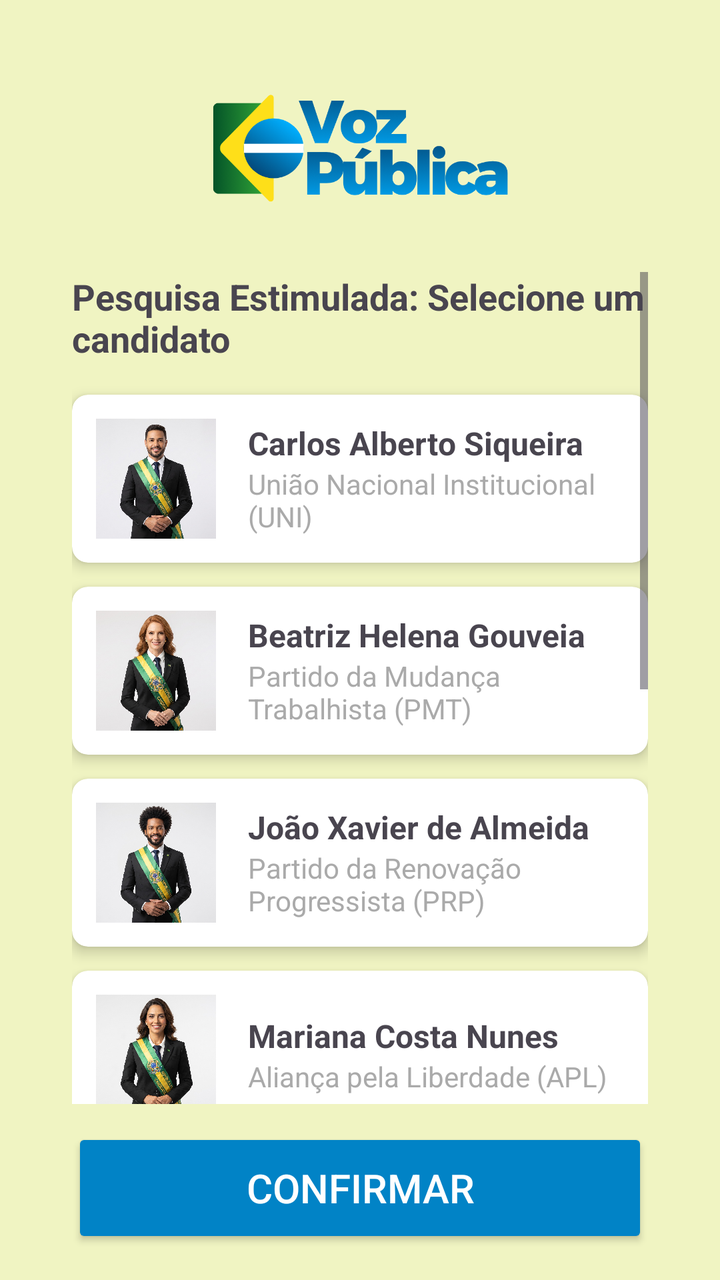
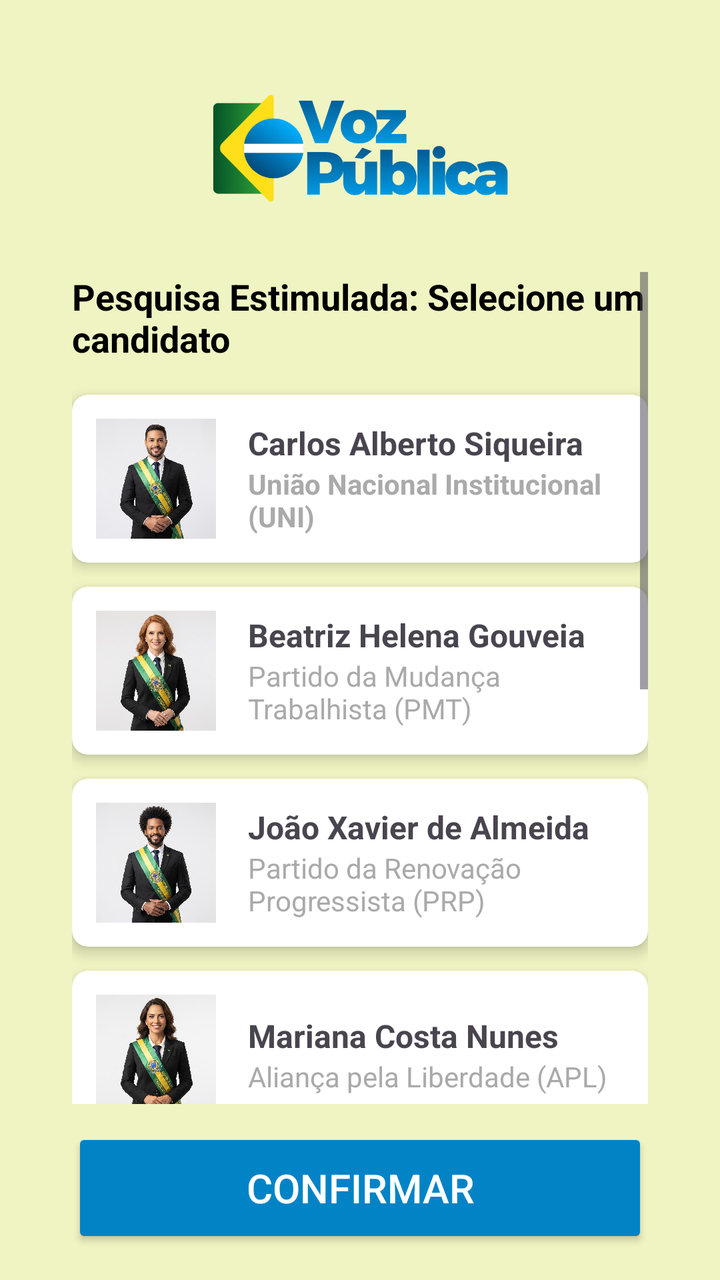

Before-and-after screenshots of an Android layout around one commit, followed by the original layout XML and the change that was made.
<!-- AndroidManifest.xml: application theme Theme.AppEleitoral -->
<!-- res/layout/activity_estimulada.xml -->
<?xml version="1.0" encoding="utf-8"?>
<androidx.constraintlayout.widget.ConstraintLayout xmlns:android="http://schemas.android.com/apk/res/android"
    xmlns:app="http://schemas.android.com/apk/res-auto"
    xmlns:tools="http://schemas.android.com/tools"
    android:id="@+id/main"
    android:layout_width="match_parent"
    android:layout_height="match_parent"
    android:background="#F0F4C2"
    android:padding="16dp"
    tools:context=".Estimulada">

    
    <ImageView
        android:id="@+id/imageView2"
        android:layout_width="150dp"
        android:layout_height="100dp"
        android:layout_marginTop="8dp"
        android:scaleType="fitCenter"
        app:layout_constraintEnd_toEndOf="parent"
        app:layout_constraintStart_toStartOf="parent"
        app:layout_constraintTop_toTopOf="parent"
        app:srcCompat="@drawable/logo_app_eleitoral" />

    
    <ScrollView
        android:layout_width="match_parent"
        android:layout_height="0dp"
        android:layout_marginStart="20dp"
        android:layout_marginTop="12dp"
        android:layout_marginEnd="20dp"
        android:layout_marginBottom="12dp"
        app:layout_constraintBottom_toTopOf="@+id/btConfirmarEstimulada"
        app:layout_constraintEnd_toEndOf="parent"
        app:layout_constraintStart_toStartOf="parent"
        app:layout_constraintTop_toBottomOf="@+id/imageView2">

        <LinearLayout
            android:layout_width="match_parent"
            android:layout_height="wrap_content"
            android:orientation="vertical">

            <TextView
                android:layout_width="match_parent"
                android:layout_height="wrap_content"
                android:layout_marginBottom="16dp"
                android:text="Pesquisa Estimulada: Selecione um candidato"
                android:textAlignment="center"
                android:textSize="18sp"
                android:textStyle="bold" />

            
            <androidx.cardview.widget.CardView
                android:id="@+id/cardCandidato1"
                android:layout_width="match_parent"
                android:layout_height="wrap_content"
                android:layout_marginBottom="12dp"
                android:clickable="true"
                android:focusable="true"
                app:cardCornerRadius="8dp"
                app:cardElevation="4dp">

                <LinearLayout
                    android:layout_width="match_parent"
                    android:layout_height="wrap_content"
                    android:gravity="center_vertical"
                    android:orientation="horizontal"
                    android:padding="12dp">

                    <ImageView
                        android:layout_width="60dp"
                        android:layout_height="60dp"
                        android:src="@drawable/carlos_alberto_siqueira" />

                    <LinearLayout
                        android:layout_width="wrap_content"
                        android:layout_height="wrap_content"
                        android:layout_marginStart="16dp"
                        android:orientation="vertical">

                        <TextView
                            android:layout_width="wrap_content"
                            android:layout_height="wrap_content"
                            android:text="Carlos Alberto Siqueira"
                            android:textSize="16sp"
                            android:textStyle="bold" />

                        <TextView
                            android:layout_width="wrap_content"
                            android:layout_height="wrap_content"
                            android:text="União Nacional Institucional (UNI)"
                            android:textColor="@android:color/darker_gray" />
                    </LinearLayout>
                </LinearLayout>
            </androidx.cardview.widget.CardView>

            
            <androidx.cardview.widget.CardView
                android:id="@+id/cardCandidato2"
                android:layout_width="match_parent"
                android:layout_height="wrap_content"
                android:layout_marginBottom="12dp"
                android:clickable="true"
                android:focusable="true"
                app:cardCornerRadius="8dp"
                app:cardElevation="4dp">

                <LinearLayout
                    android:layout_width="match_parent"
                    android:layout_height="wrap_content"
                    android:gravity="center_vertical"
                    android:orientation="horizontal"
                    android:padding="12dp">

                    <ImageView
                        android:layout_width="60dp"
                        android:layout_height="60dp"
                        android:src="@drawable/beatriz_helena_gouveia" />

                    <LinearLayout
                        android:layout_width="wrap_content"
                        android:layout_height="wrap_content"
                        android:layout_marginStart="16dp"
                        android:orientation="vertical">

                        <TextView
                            android:layout_width="wrap_content"
                            android:layout_height="wrap_content"
                            android:text="Beatriz Helena Gouveia"
                            android:textSize="16sp"
                            android:textStyle="bold" />

                        <TextView
                            android:layout_width="wrap_content"
                            android:layout_height="wrap_content"
                            android:text="Partido da Mudança Trabalhista (PMT)"
                            android:textColor="@android:color/darker_gray" />
                    </LinearLayout>
                </LinearLayout>
            </androidx.cardview.widget.CardView>

            
            <androidx.cardview.widget.CardView
                android:id="@+id/cardCandidato3"
                android:layout_width="match_parent"
                android:layout_height="wrap_content"
                android:layout_marginBottom="12dp"
                android:clickable="true"
                android:focusable="true"
                app:cardCornerRadius="8dp"
                app:cardElevation="4dp">

                <LinearLayout
                    android:layout_width="match_parent"
                    android:layout_height="wrap_content"
                    android:gravity="center_vertical"
                    android:orientation="horizontal"
                    android:padding="12dp">

                    <ImageView
                        android:layout_width="60dp"
                        android:layout_height="60dp"
                        android:src="@drawable/jo_o_xavier_de_almeida" />

                    <LinearLayout
                        android:layout_width="wrap_content"
                        android:layout_height="wrap_content"
                        android:layout_marginStart="16dp"
                        android:orientation="vertical">

                        <TextView
                            android:layout_width="wrap_content"
                            android:layout_height="wrap_content"
                            android:text="João Xavier de Almeida"
                            android:textSize="16sp"
                            android:textStyle="bold" />

                        <TextView
                            android:layout_width="wrap_content"
                            android:layout_height="wrap_content"
                            android:text="Partido da Renovação Progressista (PRP)"
                            android:textColor="@android:color/darker_gray" />

                    </LinearLayout>
                </LinearLayout>
            </androidx.cardview.widget.CardView>

            
            <androidx.cardview.widget.CardView
                android:id="@+id/cardCandidato4"
                android:layout_width="match_parent"
                android:layout_height="wrap_content"
                android:layout_marginBottom="12dp"
                android:clickable="true"
                android:focusable="true"
                app:cardCornerRadius="8dp"
                app:cardElevation="4dp">

                <LinearLayout
                    android:layout_width="match_parent"
                    android:layout_height="wrap_content"
                    android:gravity="center_vertical"
                    android:orientation="horizontal"
                    android:padding="12dp">

                    <ImageView
                        android:layout_width="60dp"
                        android:layout_height="60dp"
                        android:src="@drawable/mariana_costa_nunes" />

                    <LinearLayout
                        android:layout_width="wrap_content"
                        android:layout_height="wrap_content"
                        android:layout_marginStart="16dp"
                        android:orientation="vertical">

                        <TextView
                            android:layout_width="wrap_content"
                            android:layout_height="wrap_content"
                            android:text="Mariana Costa Nunes"
                            android:textSize="16sp"
                            android:textStyle="bold" />

                        <TextView
                            android:layout_width="wrap_content"
                            android:layout_height="wrap_content"
                            android:text="Aliança pela Liberdade (APL)"
                            android:textColor="@android:color/darker_gray" />

                    </LinearLayout>
                </LinearLayout>
            </androidx.cardview.widget.CardView>

            
            <androidx.cardview.widget.CardView
                android:id="@+id/cardCandidato5"
                android:layout_width="match_parent"
                android:layout_height="wrap_content"
                android:layout_marginBottom="12dp"
                android:clickable="true"
                android:focusable="true"
                app:cardCornerRadius="8dp"
                app:cardElevation="4dp">

                <LinearLayout
                    android:layout_width="match_parent"
                    android:layout_height="wrap_content"
                    android:gravity="center_vertical"
                    android:orientation="horizontal"
                    android:padding="12dp">

                    <ImageView
                        android:layout_width="60dp"
                        android:layout_height="60dp"
                        android:src="@drawable/roberto_sampaio_mendes" />

                    <LinearLayout
                        android:layout_width="wrap_content"
                        android:layout_height="wrap_content"
                        android:layout_marginStart="16dp"
                        android:orientation="vertical">

                        <TextView
                            android:layout_width="wrap_content"
                            android:layout_height="wrap_content"
                            android:text="Roberto Sampaio Moura"
                            android:textSize="16sp"
                            android:textStyle="bold" />

                        <TextView
                            android:layout_width="wrap_content"
                            android:layout_height="wrap_content"
                            android:text="Partido Verde e Renovação (PVR)"
                            android:textColor="@android:color/darker_gray" />

                    </LinearLayout>
                </LinearLayout>
            </androidx.cardview.widget.CardView>

            
            <androidx.cardview.widget.CardView
                android:id="@+id/cardBranco"
                android:layout_width="match_parent"
                android:layout_height="wrap_content"
                android:layout_marginBottom="12dp"
                android:clickable="true"
                android:focusable="true"
                app:cardCornerRadius="8dp"
                app:cardElevation="4dp">

                <LinearLayout
                    android:layout_width="match_parent"
                    android:layout_height="wrap_content"
                    android:gravity="center_vertical"
                    android:orientation="horizontal"
                    android:padding="12dp">

                    <ImageView
                        android:layout_width="60dp"
                        android:layout_height="60dp"
                        android:src="@drawable/voto_branco" />

                    <LinearLayout
                        android:layout_width="wrap_content"
                        android:layout_height="wrap_content"
                        android:layout_marginStart="16dp"
                        android:orientation="vertical">

                        <TextView
                            android:layout_width="wrap_content"
                            android:layout_height="wrap_content"
                            android:text="Branco"
                            android:textSize="16sp"
                            android:textStyle="bold" />

                    </LinearLayout>
                </LinearLayout>
            </androidx.cardview.widget.CardView>

            
            <androidx.cardview.widget.CardView
                android:id="@+id/cardNulo"
                android:layout_width="match_parent"
                android:layout_height="wrap_content"
                android:layout_marginBottom="12dp"
                android:clickable="true"
                android:focusable="true"
                app:cardCornerRadius="8dp"
                app:cardElevation="4dp">

                <LinearLayout
                    android:layout_width="match_parent"
                    android:layout_height="wrap_content"
                    android:gravity="center_vertical"
                    android:orientation="horizontal"
                    android:padding="12dp">

                    <ImageView
                        android:layout_width="60dp"
                        android:layout_height="60dp"
                        android:src="@drawable/voto_nulo" />

                    <LinearLayout
                        android:layout_width="wrap_content"
                        android:layout_height="wrap_content"
                        android:layout_marginStart="16dp"
                        android:orientation="vertical">

                        <TextView
                            android:layout_width="wrap_content"
                            android:layout_height="wrap_content"
                            android:text="Nulo"
                            android:textSize="16sp"
                            android:textStyle="bold" />

                    </LinearLayout>
                </LinearLayout>
            </androidx.cardview.widget.CardView>

            
            <androidx.cardview.widget.CardView
                android:id="@+id/cardNaoSei"
                android:layout_width="match_parent"
                android:layout_height="wrap_content"
                android:layout_marginBottom="12dp"
                android:clickable="true"
                android:focusable="true"
                app:cardCornerRadius="8dp"
                app:cardElevation="4dp">

                <LinearLayout
                    android:layout_width="match_parent"
                    android:layout_height="wrap_content"
                    android:gravity="center_vertical"
                    android:orientation="horizontal"
                    android:padding="12dp">

                    <ImageView
                        android:layout_width="60dp"
                        android:layout_height="60dp"
                        android:src="@drawable/voto_nao_sei" />

                    <LinearLayout
                        android:layout_width="wrap_content"
                        android:layout_height="wrap_content"
                        android:layout_marginStart="16dp"
                        android:orientation="vertical">

                        <TextView
                            android:layout_width="wrap_content"
                            android:layout_height="wrap_content"
                            android:text="Não Sei"
                            android:textSize="16sp"
                            android:textStyle="bold" />

                    </LinearLayout>
                </LinearLayout>
            </androidx.cardview.widget.CardView>

        </LinearLayout>
    </ScrollView>

    <Button
        android:id="@+id/btConfirmarEstimulada"
        android:layout_width="0dp"
        android:layout_height="60dp"
        android:layout_marginStart="20dp"
        android:layout_marginEnd="20dp"
        android:backgroundTint="#0183C6"
        android:text="Confirmar"
        android:textColor="#fff"
        android:textSize="20sp"
        app:layout_constraintBottom_toBottomOf="parent"
        app:layout_constraintEnd_toEndOf="parent"
        app:layout_constraintStart_toStartOf="parent" />

</androidx.constraintlayout.widget.ConstraintLayout>
<!-- resources referenced by this layout -->
<resources>
  <!-- drawable beatriz_helena_gouveia: jpg bitmap (drawable, 272070 bytes) -->
  <!-- drawable carlos_alberto_siqueira: jpg bitmap (drawable, 252447 bytes) -->
  <!-- drawable jo_o_xavier_de_almeida: jpg bitmap (drawable, 263560 bytes) -->
  <!-- drawable logo_app_eleitoral: png bitmap (drawable, 56992 bytes) -->
  <!-- drawable mariana_costa_nunes: jpg bitmap (drawable, 284659 bytes) -->
  <!-- drawable roberto_sampaio_mendes: jpg bitmap (drawable, 267234 bytes) -->
  <!-- drawable voto_branco: jpg bitmap (drawable, 191361 bytes) -->
  <!-- drawable voto_nao_sei: jpg bitmap (drawable, 135373 bytes) -->
  <!-- drawable voto_nulo: jpg bitmap (drawable, 133140 bytes) -->
  <style name="Theme.AppEleitoral" parent="Base.Theme.AppEleitoral" />
  <style name="Base.Theme.AppEleitoral" parent="Theme.Material3.DayNight.NoActionBar">
          
          
      </style>
</resources>

<!-- the commit's change to res/layout/activity_estimulada.xml (unified diff, before → after) -->
@@ -44,6 +44,7 @@
                 android:layout_height="wrap_content"
                 android:layout_marginBottom="16dp"
                 android:text="Pesquisa Estimulada: Selecione um candidato"
+                android:textColor="#000000"
                 android:textAlignment="center"
                 android:textSize="18sp"
                 android:textStyle="bold" />
@@ -56,6 +57,7 @@
                 android:layout_marginBottom="12dp"
                 android:clickable="true"
                 android:focusable="true"
+                app:cardBackgroundColor="#FFFFFF"
                 app:cardCornerRadius="8dp"
                 app:cardElevation="4dp">
 
@@ -88,7 +90,8 @@
                             android:layout_width="wrap_content"
                             android:layout_height="wrap_content"
                             android:text="União Nacional Institucional (UNI)"
-                            android:textColor="@android:color/darker_gray" />
+                            android:textColor="@android:color/darker_gray"
+                            android:textStyle="bold" />
                     </LinearLayout>
                 </LinearLayout>
             </androidx.cardview.widget.CardView>
@@ -101,6 +104,7 @@
                 android:layout_marginBottom="12dp"
                 android:clickable="true"
                 android:focusable="true"
+                app:cardBackgroundColor="#FFFFFF"
                 app:cardCornerRadius="8dp"
                 app:cardElevation="4dp">
 
@@ -146,6 +150,7 @@
                 android:layout_marginBottom="12dp"
                 android:clickable="true"
                 android:focusable="true"
+                app:cardBackgroundColor="#FFFFFF"
                 app:cardCornerRadius="8dp"
                 app:cardElevation="4dp">
 
@@ -192,6 +197,7 @@
                 android:layout_marginBottom="12dp"
                 android:clickable="true"
                 android:focusable="true"
+                app:cardBackgroundColor="#FFFFFF"
                 app:cardCornerRadius="8dp"
                 app:cardElevation="4dp">
 
@@ -238,6 +244,7 @@
                 android:layout_marginBottom="12dp"
                 android:clickable="true"
                 android:focusable="true"
+                app:cardBackgroundColor="#FFFFFF"
                 app:cardCornerRadius="8dp"
                 app:cardElevation="4dp">
 
@@ -284,6 +291,7 @@
                 android:layout_marginBottom="12dp"
                 android:clickable="true"
                 android:focusable="true"
+                app:cardBackgroundColor="#FFFFFF"
                 app:cardCornerRadius="8dp"
                 app:cardElevation="4dp">
 
@@ -324,6 +332,7 @@
                 android:layout_marginBottom="12dp"
                 android:clickable="true"
                 android:focusable="true"
+                app:cardBackgroundColor="#FFFFFF"
                 app:cardCornerRadius="8dp"
                 app:cardElevation="4dp">
 
@@ -364,6 +373,7 @@
                 android:layout_marginBottom="12dp"
                 android:clickable="true"
                 android:focusable="true"
+                app:cardBackgroundColor="#FFFFFF"
                 app:cardCornerRadius="8dp"
                 app:cardElevation="4dp">
 
